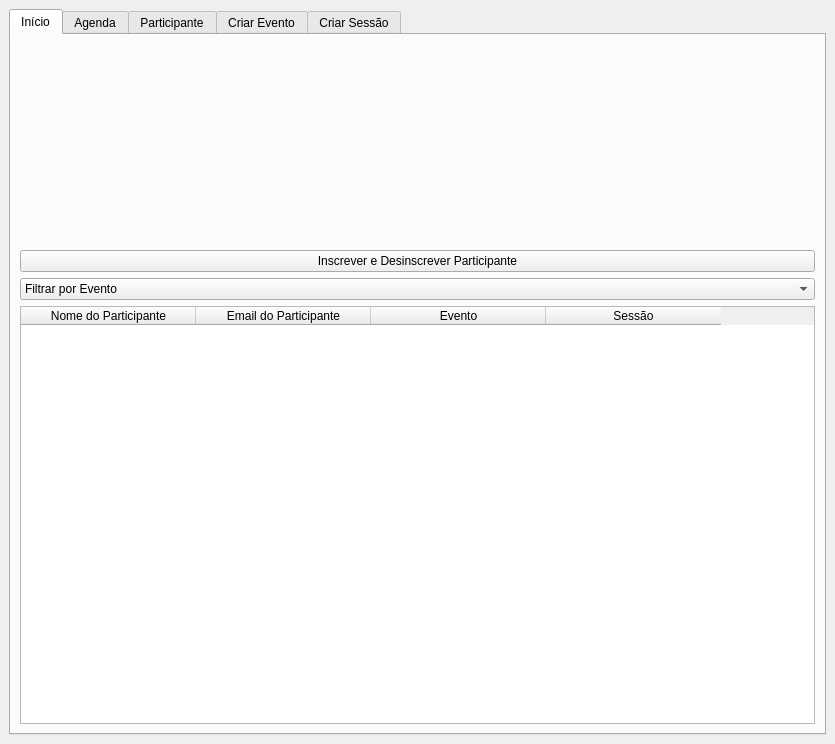
Old version of the form TrabalhoEventos/view/participante_ui.ui in the repository DaniloMenezesXML/GestaoEventos.
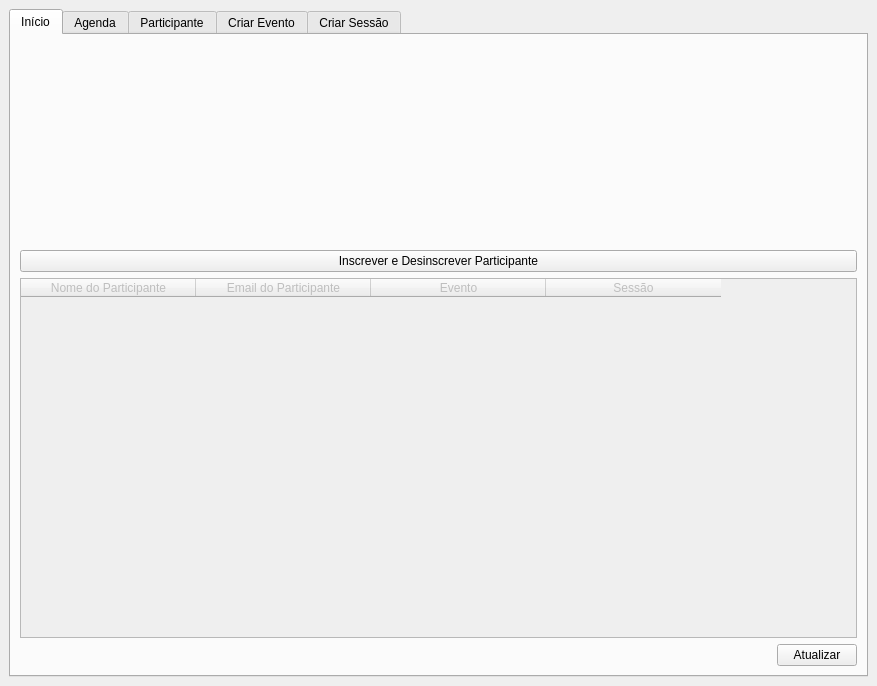
New version of the form. Icons and pictures are not drawn.

Diff of the .ui file:
```diff
--- a/TrabalhoEventos/view/participante_ui.ui
+++ b/TrabalhoEventos/view/participante_ui.ui
@@ -6,8 +6,8 @@
    <rect>
     <x>0</x>
     <y>0</y>
-    <width>835</width>
-    <height>744</height>
+    <width>877</width>
+    <height>686</height>
    </rect>
   </property>
   <property name="windowTitle">
@@ -63,23 +63,11 @@
           </property>
          </widget>
         </item>
-        <item>
-         <widget class="QComboBox" name="cb_filtrar_evento">
-          <property name="styleSheet">
-           <string notr="true"/>
-          </property>
-          <property name="editable">
-           <bool>false</bool>
-          </property>
-          <item>
-           <property name="text">
-            <string>Filtrar por Evento</string>
-           </property>
-          </item>
-         </widget>
-        </item>
         <item>
          <widget class="QTableWidget" name="tb_lista_participante_inicio">
+          <property name="enabled">
+           <bool>false</bool>
+          </property>
           <attribute name="horizontalHeaderDefaultSectionSize">
            <number>175</number>
           </attribute>
@@ -105,6 +93,33 @@
           </column>
          </widget>
         </item>
+        <item>
+         <layout class="QHBoxLayout" name="horizontalLayout_7">
+          <item>
+           <spacer name="horizontalSpacer_5">
+            <property name="orientation">
+             <enum>Qt::Horizontal</enum>
+            </property>
+            <property name="sizeHint" stdset="0">
+             <size>
+              <width>40</width>
+              <height>20</height>
+             </size>
+            </property>
+           </spacer>
+          </item>
+          <item>
+           <widget class="QPushButton" name="btn_atualizar_table">
+            <property name="enabled">
+             <bool>true</bool>
+            </property>
+            <property name="text">
+             <string>Atualizar</string>
+            </property>
+           </widget>
+          </item>
+         </layout>
+        </item>
        </layout>
       </widget>
       <widget class="QWidget" name="tab_agenda">
```
Left out of the diff: 11 changed lines with no effect on the pictures.
